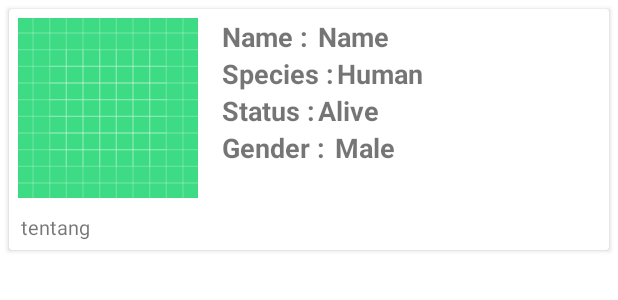
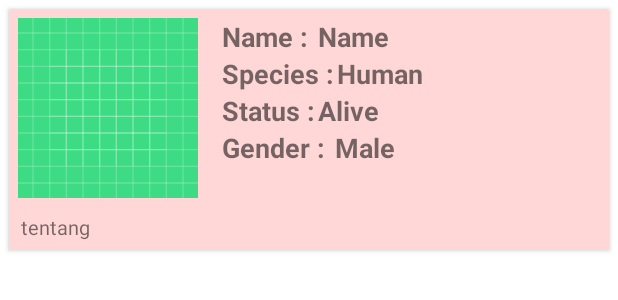
Before and after one commit to Mobile-Programming-MDP/project-akhir-pab-1-hunter-tech, an Android app: the layout list_item_karakter.xml on its own in the app's theme, with its tools: preview values and no code run, on a phone screen of 412 x 824 dp. Shown: the top 300 px of the screen. Run offline under Robolectric (Android 15) with nearby library versions, the phone set to English and light mode, and no system bars.

Commit message:
update color maxlines

```diff
--- a/app/src/main/res/layout/list_item_karakter.xml
+++ b/app/src/main/res/layout/list_item_karakter.xml
@@ -5,8 +5,11 @@
     android:layout_margin="6dp">
 
     <RelativeLayout
+        android:id="@+id/background"
         android:layout_width="match_parent"
         android:layout_height="wrap_content"
+        android:background="#FFD7D7"
+        android:backgroundTint="#FFD7D7"
         android:orientation="vertical"
         android:padding="6dp">
 
@@ -14,87 +17,91 @@
             android:id="@+id/iv_image"
             android:layout_width="120dp"
             android:layout_height="120dp"
-            android:background="@drawable/ic_launcher_background"/>
+            android:background="@drawable/ic_launcher_background" />
 
         <TextView
             android:id="@+id/name"
             android:layout_width="wrap_content"
             android:layout_height="wrap_content"
+            android:layout_marginLeft="16dp"
             android:layout_toRightOf="@id/iv_image"
             android:text="Name : "
             android:textSize="18sp"
-            android:textStyle="bold"
-            android:layout_marginLeft="16dp"/>
+            android:textStyle="bold" />
 
         <TextView
             android:id="@+id/species"
             android:layout_width="wrap_content"
             android:layout_height="wrap_content"
+            android:layout_below="@id/name"
+            android:layout_marginLeft="16dp"
             android:layout_toRightOf="@id/iv_image"
-            android:layout_below="@id/name"
             android:text="Species :"
             android:textSize="18sp"
-            android:textStyle="bold"
-            android:layout_marginLeft="16dp"/>
+            android:textStyle="bold" />
 
         <TextView
             android:id="@+id/status"
             android:layout_width="wrap_content"
             android:layout_height="wrap_content"
-            android:layout_toRightOf="@id/iv_image"
             android:layout_below="@id/species"
             android:layout_marginLeft="16dp"
+            android:layout_toRightOf="@id/iv_image"
             android:text="Status :"
             android:textSize="18sp"
-            android:textStyle="bold"/>
+            android:textStyle="bold" />
+
         <TextView
             android:id="@+id/gender"
             android:layout_width="wrap_content"
             android:layout_height="wrap_content"
-            android:layout_toRightOf="@id/iv_image"
             android:layout_below="@+id/status"
             android:layout_marginLeft="16dp"
+            android:layout_toRightOf="@id/iv_image"
             android:text="Gender : "
             android:textSize="18sp"
-            android:textStyle="bold"/>
+            android:textStyle="bold" />
 
         <TextView
             android:id="@+id/tv_name"
             android:layout_width="wrap_content"
             android:layout_height="wrap_content"
+            android:layout_marginLeft="2dp"
             android:layout_toRightOf="@id/name"
             android:text="Name"
             android:textSize="18sp"
-            android:textStyle="bold"
-            android:layout_marginLeft="2dp"/>
+            android:textStyle="bold" />
+
         <TextView
             android:id="@+id/tv_species"
             android:layout_width="wrap_content"
             android:layout_height="wrap_content"
+            android:layout_below="@id/tv_name"
+            android:layout_marginLeft="2dp"
             android:layout_toRightOf="@id/species"
-            android:layout_below="@id/tv_name"
             android:text="Human"
             android:textSize="18sp"
-            android:textStyle="bold"
-            android:layout_marginLeft="2dp"/>
+            android:textStyle="bold" />
+
         <TextView
             android:id="@+id/tv_status"
             android:layout_width="wrap_content"
             android:layout_height="wrap_content"
+            android:layout_below="@id/tv_species"
+            android:layout_marginLeft="2dp"
+            android:layout_toRightOf="@id/status"
             android:text="Alive"
-            android:layout_toRightOf="@id/status"
-            android:layout_below="@id/tv_species"
             android:textSize="18sp"
-            android:layout_marginLeft="2dp"
-            android:textStyle="bold"/>
+            android:textStyle="bold" />
+
         <TextView
             android:id="@+id/tv_gender"
             android:layout_width="wrap_content"
             android:layout_height="wrap_content"
-            android:text="Male"
-            android:layout_toRightOf="@id/gender"
             android:layout_below="@id/tv_status"
             android:layout_marginLeft="2dp"
+            android:layout_toRightOf="@id/gender"
+            android:text="Male"
             android:textSize="18sp"
             android:textStyle="bold" />
 
@@ -104,10 +111,12 @@
             android:layout_height="wrap_content"
             android:layout_below="@+id/iv_image"
             android:layout_marginStart="2dp"
+            android:layout_marginTop="10dp"
+            android:ellipsize="end"
+            android:justificationMode="inter_word"
+            android:maxLines="3"
             android:text="tentang"
-            android:textSize="13sp"
-            android:layout_marginTop="10dp"
-            android:justificationMode="inter_word"/>
+            android:textSize="13sp" />
     </RelativeLayout>
 
 
```
